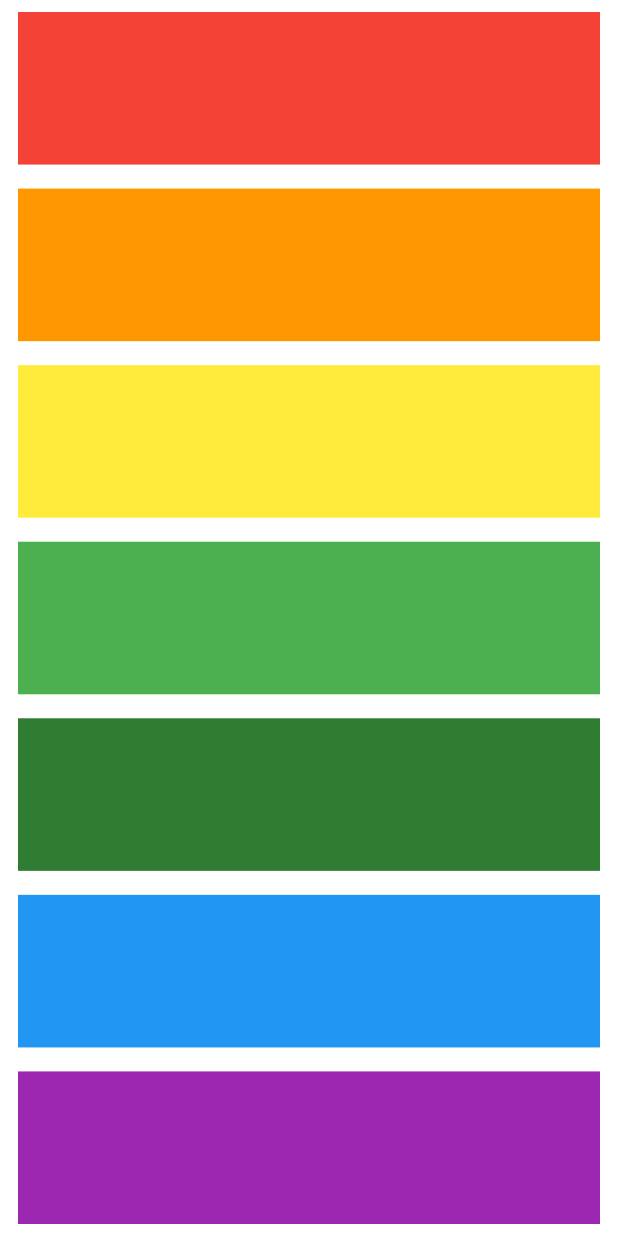
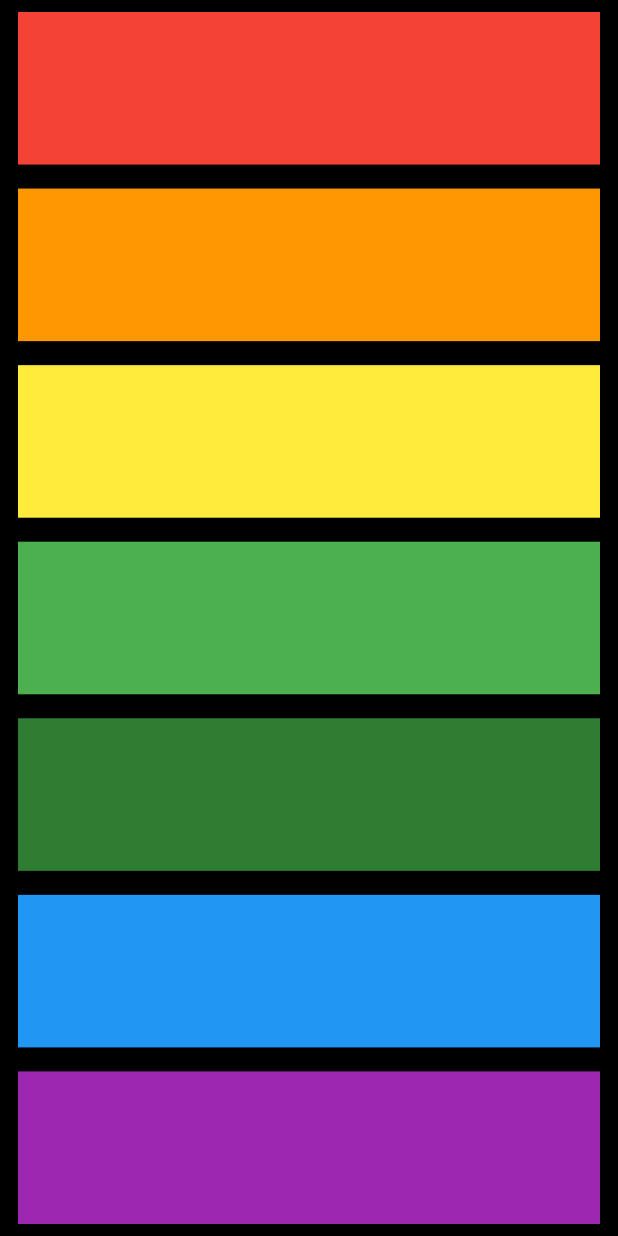
Before and after one commit to faridun-dev/Xylophone-App, a Flutter app: the screen it shows after launch, on a phone screen of 412 x 824 dp. Run offline on Flutter 3.47's test engine with Material 3 defaults, Android fonts, the phone set to English and light mode, and no system bars; our stand-ins replace audioplayers.

Commit message:
Updated UI of App

```diff
--- a/lib/pages/home.dart
+++ b/lib/pages/home.dart
@@ -4,7 +4,7 @@ import 'package:audioplayers/audioplayers.dart';
 class HomePage extends StatelessWidget {
   const HomePage({super.key});
 
-  void playSound(note) {
+  void playSound(int note) {
     final player = AudioPlayer();
     player.play(
       AssetSource("note$note.wav"),
@@ -16,7 +16,7 @@ class HomePage extends StatelessWidget {
     return MaterialApp(
       debugShowCheckedModeBanner: false,
       home: Scaffold(
-        backgroundColor: Colors.white,
+        backgroundColor: Colors.black,
         body: SafeArea(
             child: Column(
           children: [
```
